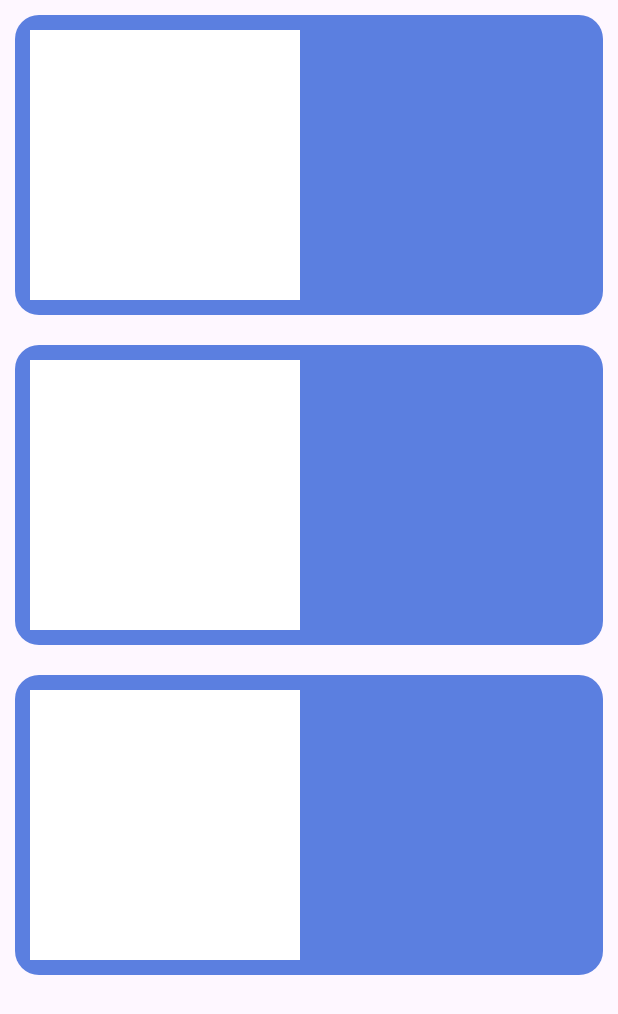
After one commit to Kevingg06/RefactoringLife5_crud, an Android app: the layout fragment_delete.xml on its own in the app's theme, with its tools: preview values and no code run, on a phone screen of 412 x 824 dp. The commit adds this screen. Shown: the top 1014 px of the screen. Run offline under Robolectric (Android 15) with nearby library versions, the phone set to English and light mode, and no system bars.

Commit message:
Cambio de nombres de Slideshow a Delete y cambios en el diseño para la lista deleteitem y itemproduct

```diff
--- a/app/src/main/java/com/example/myapplication/ui/HomeActivityFragment.kt
+++ b/app/src/main/java/com/example/myapplication/ui/HomeActivityFragment.kt
@@ -40,7 +40,7 @@ class HomeActivityFragment : AppCompatActivity() {
         // menu should be considered as top level destinations.
         appBarConfiguration = AppBarConfiguration(
             setOf(
-                R.id.nav_home, R.id.nav_gallery, R.id.nav_slideshow
+                R.id.nav_home, R.id.nav_gallery, R.id.nav_delete
             ), drawerLayout
         )
         setupActionBarWithNavController(navController, appBarConfiguration)
--- a/app/src/main/java/com/example/myapplication/ui/ui/slideshow/SlideshowViewModel.kt
+++ b/app/src/main/java/com/example/myapplication/ui/ui/delete/DeleteViewModel.kt
@@ -1,10 +1,10 @@
-package com.example.myapplication.ui.ui.slideshow
+package com.example.myapplication.ui.ui.delete
 
 import androidx.lifecycle.LiveData
 import androidx.lifecycle.MutableLiveData
 import androidx.lifecycle.ViewModel
 
-class SlideshowViewModel : ViewModel() {
+class DeleteViewModel : ViewModel() {
 
     private val _text = MutableLiveData<String>().apply {
         value = "This is slideshow Fragment"
--- /dev/null
+++ b/app/src/main/res/drawable/rounded_corners.xml
@@ -0,0 +1,5 @@
+<?xml version="1.0" encoding="utf-8"?>
+<shape xmlns:android="http://schemas.android.com/apk/res/android">
+    <corners android:radius="16dp" /> <!-- Ajusta el radio según tus necesidades -->
+    <solid android:color="@color/azul" /> <!-- Color de fondo, cámbialo según tus necesidades -->
+</shape>
--- /dev/null
+++ b/app/src/main/res/layout/fragment_delete.xml
@@ -0,0 +1,18 @@
+<?xml version="1.0" encoding="utf-8"?>
+<androidx.constraintlayout.widget.ConstraintLayout xmlns:android="http://schemas.android.com/apk/res/android"
+    xmlns:app="http://schemas.android.com/apk/res-auto"
+    xmlns:tools="http://schemas.android.com/tools"
+    android:layout_width="match_parent"
+    android:layout_height="match_parent"
+    android:orientation="vertical"
+    android:layout_gravity="center"
+    tools:context=".ui.ui.delete.DeleteFragment">
+
+    <androidx.recyclerview.widget.RecyclerView
+        android:id="@+id/listaproductos"
+        android:layout_width="match_parent"
+        android:layout_height="match_parent"
+        app:layoutManager="androidx.recyclerview.widget.LinearLayoutManager"
+        tools:listitem="@layout/item_delproduct"
+        />
+</androidx.constraintlayout.widget.ConstraintLayout>
--- /dev/null
+++ b/app/src/main/res/layout/item_delproduct.xml
@@ -0,0 +1,20 @@
+<?xml version="1.0" encoding="utf-8"?>
+<androidx.constraintlayout.widget.ConstraintLayout xmlns:android="http://schemas.android.com/apk/res/android"
+    android:id="@+id/contenedorItem"
+    android:layout_width="match_parent"
+    android:layout_height="200dp"
+    xmlns:app="http://schemas.android.com/apk/res-auto"
+    android:layout_margin="10dp"
+    android:background="@drawable/rounded_corners">
+    <ImageView
+        android:layout_width="180dp"
+        android:layout_height="180dp"
+        android:layout_marginLeft="10dp"
+        app:layout_constraintStart_toStartOf="@+id/contenedorItem"
+        app:layout_constraintTop_toTopOf="@+id/contenedorItem"
+        app:layout_constraintBottom_toBottomOf="@+id/contenedorItem"
+        android:background="@color/white"/>
+
+
+
+</androidx.constraintlayout.widget.ConstraintLayout>
--- a/app/src/main/res/menu/activity_main_drawer.xml
+++ b/app/src/main/res/menu/activity_main_drawer.xml
@@ -13,8 +13,8 @@
             android:icon="@drawable/ic_menu_gallery"
             android:title="@string/menu_add" />
         <item
-            android:id="@+id/nav_slideshow"
-            android:icon="@drawable/ic_menu_slideshow"
-            android:title="@string/menu_slideshow" />
+            android:id="@+id/nav_delete"
+            android:icon="@android:drawable/ic_menu_delete"
+            android:title="@string/menu_delete" />
     </group>
 </menu>
--- a/app/src/main/res/values/strings.xml
+++ b/app/src/main/res/values/strings.xml
@@ -10,5 +10,5 @@
 
     <string name="menu_home">Home</string>
     <string name="menu_add">Añadir producto</string>
-    <string name="menu_slideshow">Slideshow</string>
+    <string name="menu_delete">Delete</string>
 </resources>
```
Also changed, not shown: app/src/main/java/com/example/myapplication/ui/ui/delete/DeleteFragment.kt (renamed from app/src/main/java/com/example/myapplication/ui/ui/slideshow/SlideshowFragment.kt, +9 -9 lines), app/src/main/res/layout/fragment_slideshow.xml (deleted, +0 -22 lines), app/src/main/res/navigation/mobile_navigation.xml (+9 -5 lines).
